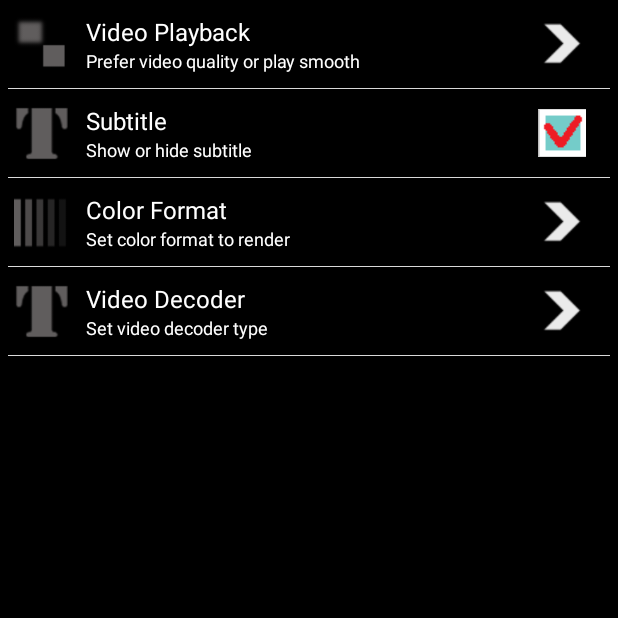
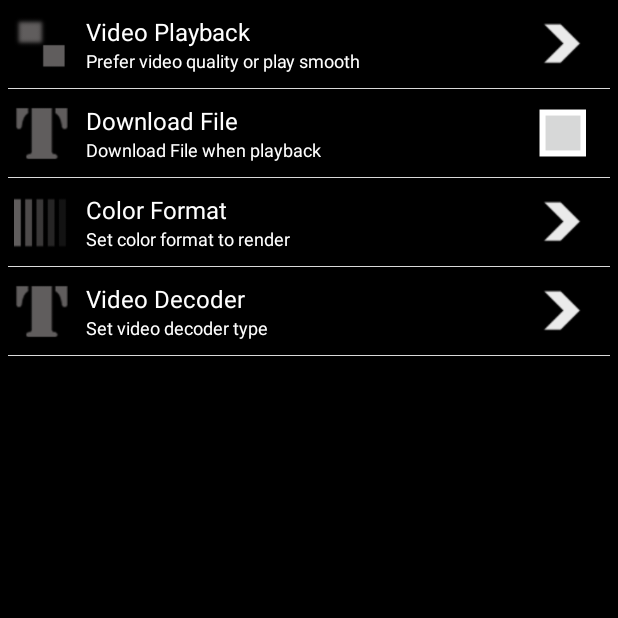
Before and after one commit to qiniu/qplayer-sdk, an Android app: the screen it shows after launch (SettingView), in the options menu, after a tap on "Settings", on a phone screen of 412 x 824 dp, the top half of it. Run offline under Robolectric (Android 15) with nearby library versions, the phone set to English and light mode, and no system bars.

Commit message:
V1.1.0.20

```diff
--- a/android/qplayerTest/app/src/main/java/com/qiniu/qplayer/mediaEngine/BasePlayer.java
+++ b/android/qplayerTest/app/src/main/java/com/qiniu/qplayer/mediaEngine/BasePlayer.java
@@ -19,6 +19,8 @@ public interface BasePlayer {
 	public static final int		QCPLAY_FORMAT_M3U8			= 1;
 	public static final int		QCPLAY_FORMAT_MP4			= 2;
 	public static final int		QCPLAY_FORMAT_FLV			= 3;
+
+	public static final int		QC_IOPROTOCOL_HTTPPD 		= 5;
 
 	// define the flag for player
 	public static final int		QCPLAY_OPEN_VIDDEC_HW		= 0X01000000;
@@ -43,7 +45,15 @@ public interface BasePlayer {
 	// the param.
 	public static final int 	QCPLAY_PID_Reconnect		= 0X11000030;
 
-	// Set the perfer file format. Param should QCParserFormat *
+	// Set the perfer io protocol. Param should QC_IOPROTOCOL_HTTPPD
+	// This should be called before open.
+	public static final int 	QCPLAY_PID_Prefer_Protocol	= 0X11000060;
+
+	// Set the PD save path. Param should char *
+	// This should be called before open.
+	public static final int 	QCPLAY_PID_PD_Save_Path		= 0X11000061;
+
+	// Set the perfer file format. Param should QCPLAY_FORMAT_*
 	// This should be called before open.
 	public static final int 	QCPLAY_PID_Prefer_Format	= 0X11000050;
 
--- a/android/qplayerTest/app/src/main/java/com/qiniu/qplayer/qplayertest/SettingView.java
+++ b/android/qplayerTest/app/src/main/java/com/qiniu/qplayer/qplayertest/SettingView.java
@@ -24,7 +24,7 @@ import android.widget.TextView;
 public class SettingView extends Activity implements OnGroupClickListener, OnChildClickListener,
         OnGroupExpandListener {
 	public static final int 	POS_VIDEOQUALITY		= 0;
-	public static final int 	POS_SUBTITLE			= 1;
+	public static final int 	POS_DOWNLOADFILE		= 1;
 	public static final int 	POS_COLORTYPE			= 2;
 	public static final int 	POS_VIDEODEC			= 3;
 
@@ -36,7 +36,7 @@ public class SettingView extends Activity implements OnGroupClickListener, OnChi
     ExpandableListView 				mListView;
     MyExpandableListViewAdapter 	mAdapter;
     private int 					m_nVideoQuality;
-    private int 					m_nSubTT;
+    private int 					m_nDownloadFile;
     private int 					m_nColorType;
     private int						m_nVideoDec;
 
@@ -88,7 +88,7 @@ public class SettingView extends Activity implements OnGroupClickListener, OnChi
             case POS_VIDEOQUALITY:
             	mImageView.setImageResource(R.drawable.set_videoquality);
             	break;
-            case POS_SUBTITLE:
+            case POS_DOWNLOADFILE:
             	mImageView.setImageResource(R.drawable.set_subtitle);
             	break;
             case POS_COLORTYPE:
@@ -275,7 +275,7 @@ public class SettingView extends Activity implements OnGroupClickListener, OnChi
 
     private void saveValues() {
  	   m_nVideoQuality 	= getValueFromGroup(POS_VIDEOQUALITY);
- 	   m_nSubTT     	= getValueFromGroup(POS_SUBTITLE);
+ 	   m_nDownloadFile 	= getValueFromGroup(POS_DOWNLOADFILE);
 	   m_nColorType     = getValueFromGroup(POS_COLORTYPE);
 	   m_nVideoDec      = getValueFromGroup(POS_VIDEODEC);
 
@@ -283,7 +283,7 @@ public class SettingView extends Activity implements OnGroupClickListener, OnChi
 	   SharedPreferences.Editor editor = settings.edit();
 
 	   editor.putInt("VideoQuality", m_nVideoQuality);
-	   editor.putInt("Subtitle", m_nSubTT);
+	   editor.putInt("DownloadFile", m_nDownloadFile);
 	   editor.putInt("ColorType", m_nColorType);
 	   editor.putInt("VideoDec", m_nVideoDec);
 	   editor.commit();
@@ -292,11 +292,11 @@ public class SettingView extends Activity implements OnGroupClickListener, OnChi
     private void loadDefaultValue() {
 	   SharedPreferences settings = this.getSharedPreferences("Player_Setting", 0);
 	   m_nVideoQuality 	= settings.getInt("VideoQuality", 0);
-	   m_nSubTT     	= settings.getInt("Subtitle", 1);
+       m_nDownloadFile	= settings.getInt("DownloadFile", 0);
 	   m_nColorType     = settings.getInt("ColorType", 0);
 	   m_nVideoDec      = settings.getInt("VideoDec", 1);
 	   setChildValue(POS_VIDEOQUALITY, m_nVideoQuality);
-	   setChildValue(POS_SUBTITLE, m_nSubTT);
+	   setChildValue(POS_DOWNLOADFILE, m_nDownloadFile);
 	   setChildValue(POS_COLORTYPE, m_nColorType);
 	   setChildValue(POS_VIDEODEC, m_nVideoDec);
     }
--- a/android/qplayerTest/app/src/main/res/values/strings.xml
+++ b/android/qplayerTest/app/src/main/res/values/strings.xml
@@ -6,8 +6,8 @@
     <string name="set_videoquality_desc">Prefer video quality or play smooth</string>
     <string name="set_videoquality_option_quality">Video Quality</string>
     <string name="set_videoquality_option_smooth">Play Smooth</string>
-    <string name="set_subtitle_title">Subtitle</string>
-    <string name="set_subtitle_desc">Show or hide subtitle</string>
+    <string name="set_subtitle_title">Download File</string>
+    <string name="set_subtitle_desc">Download File when playback</string>
     <string name="set_colortype_title">Color Format</string>
     <string name="set_colortype_desc">Set color format to render</string>
     <string name="set_colortype_option_yuv">YUV</string>
```
Also changed, not shown: android/qplayerTest/app/src/main/java/com/qiniu/qplayer/qplayertest/PlayerView.java (+11 -3 lines), 7 other files.
